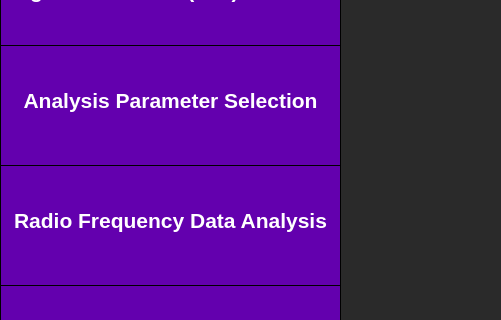
Above: CeusMcTool2d/exportData.ui from davidspector67/QusTools before the change; both pictures show x 0 to 501 and y 195 to 515 of the 1175 by 749 pixel window. Below: the same form after it.
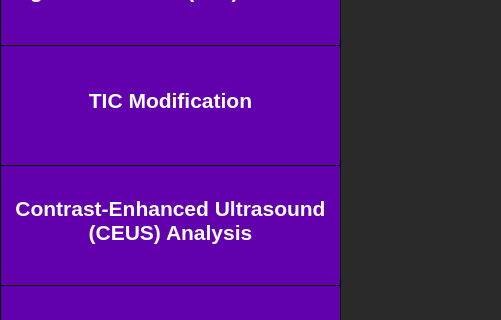
That is the form after the change.

Commit message: Windows style 2D MC revisions

```diff
--- a/CeusMcTool2d/exportData.ui
+++ b/CeusMcTool2d/exportData.ui
@@ -218,7 +218,8 @@
 }</string>
      </property>
      <property name="text">
-      <string>Radio Frequency Data Analysis</string>
+      <string>Contrast-Enhanced Ultrasound
+(CEUS) Analysis</string>
      </property>
      <property name="alignment">
       <set>Qt::AlignCenter</set>
@@ -313,7 +314,7 @@
 }</string>
     </property>
     <property name="text">
-     <string>Analysis Parameter Selection</string>
+     <string>TIC Modification</string>
     </property>
     <property name="alignment">
      <set>Qt::AlignCenter</set>
```
Left out of the diff: 12 changed lines with no effect on the pictures. The commit also changes 2 other files.
